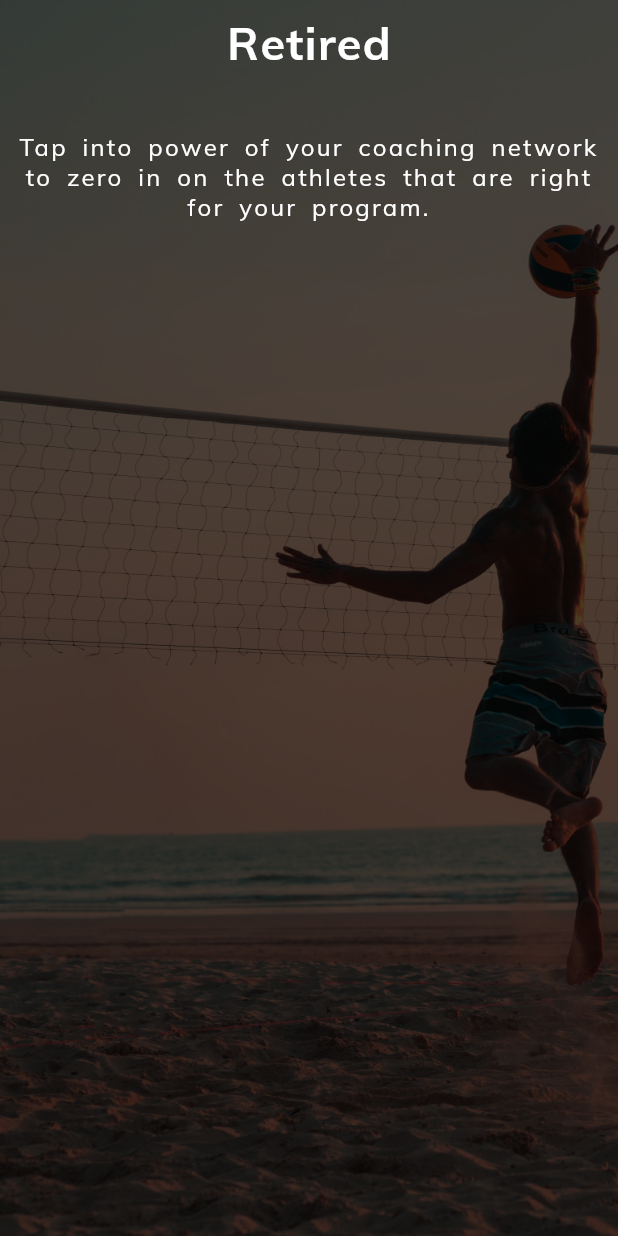
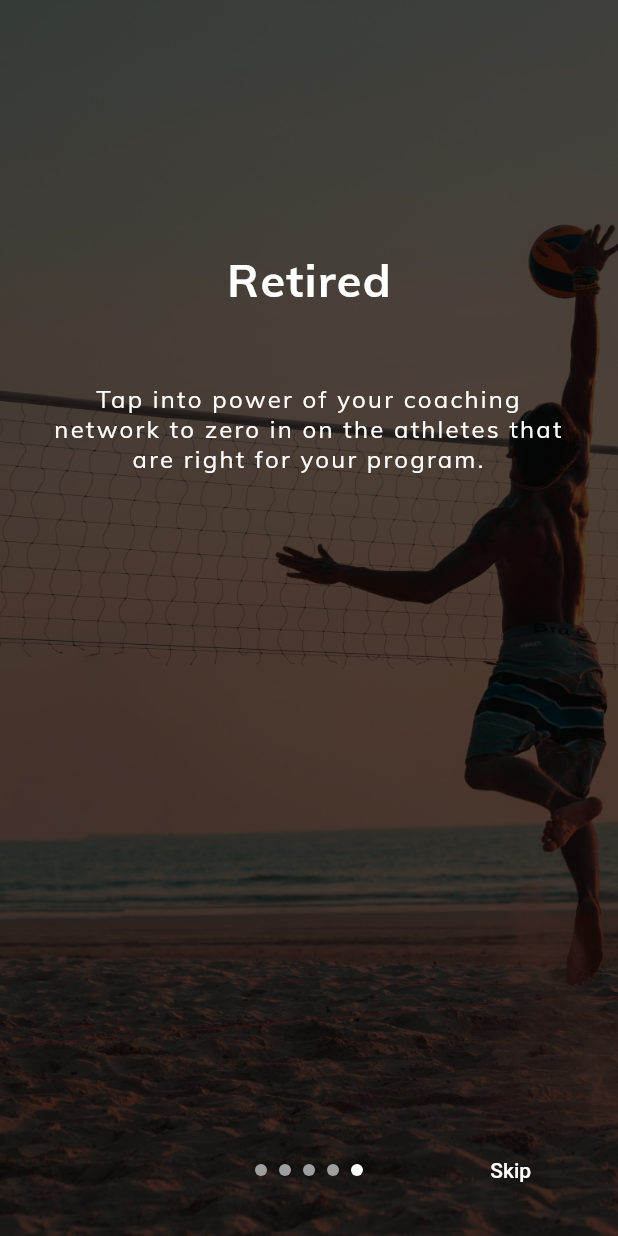
Before and after one commit to Sarbjyotsingh/athlete_platform, a Flutter app: the screen it shows after launch, swiped to page 5, on a phone screen of 412 x 824 dp. Run offline on Flutter 3.47's test engine with Material 2 defaults, Android fonts, the light colour scheme and no system bars; drawn by our look-alikes of carousel_slider, intro_slider.

Commit message:
second commit

```diff
--- a/lib/Screens/menu_bar.dart
+++ b/lib/Screens/menu_bar.dart
@@ -1,6 +1,7 @@
 import 'package:athlete_platform/utilities/constant.dart';
-import 'package:carousel_slider/carousel_slider.dart';
 import 'package:flutter/material.dart';
+import 'package:intro_slider/intro_slider.dart';
+import 'package:intro_slider/slide_object.dart';
 
 class MenuBar extends StatefulWidget {
   @override
@@ -8,78 +9,64 @@ class MenuBar extends StatefulWidget {
 }
 
 class _MenuBarState extends State<MenuBar> {
-  List<Widget> scrollItem = [
-    Column(
-      children: <Widget>[
-        Text(
+  List<Slide> slides = [
+    Slide(
+      centerWidget: Text(
         'Athlete',
         style: kHeadingTextStyle,
       ),
-        SizedBox(height: 40.0),
-        Text(
+      styleTitle: kHeadingTextStyle,
+      backgroundColor: Colors.transparent,
+      description:
           'Tap into power of your coaching network to zero in on the athletes that are right for your program.',
-          textAlign: TextAlign.center,
-          style: kDescriptionTextStyle,
+      styleDescription: kDescriptionTextStyle,
     ),
-      ],
-    ),
-    Column(
-      children: <Widget>[
-        Text(
-          'Coach / Recruiter',
+    Slide(
+      centerWidget: Text(
+        'Coach/Recruiter',
         style: kHeadingTextStyle,
       ),
-        SizedBox(height: 40.0),
-        Text(
+      styleTitle: kHeadingTextStyle,
+      backgroundColor: Colors.transparent,
+      description:
           'Tap into power of your coaching network to zero in on the athletes that are right for your program.',
-          textAlign: TextAlign.center,
-          style: kDescriptionTextStyle,
+      styleDescription: kDescriptionTextStyle,
     ),
-      ],
-    ),
-    Column(
-      children: <Widget>[
-        Text(
+    Slide(
+      centerWidget: Text(
         'Refree',
         style: kHeadingTextStyle,
       ),
-        SizedBox(height: 40.0),
-        Text(
+      styleTitle: kHeadingTextStyle,
+      backgroundColor: Colors.transparent,
+      description:
           'Tap into power of your coaching network to zero in on the athletes that are right for your program.',
-          textAlign: TextAlign.center,
-          style: kDescriptionTextStyle,
+      styleDescription: kDescriptionTextStyle,
     ),
-      ],
-    ),
-    Column(
-      children: <Widget>[
-        Text(
+    Slide(
+      centerWidget: Text(
         'Association',
         style: kHeadingTextStyle,
       ),
-        SizedBox(height: 40.0),
-        Text(
+      styleTitle: kHeadingTextStyle,
+      backgroundColor: Colors.transparent,
+      description:
           'Tap into power of your coaching network to zero in on the athletes that are right for your program.',
-          textAlign: TextAlign.center,
-          style: kDescriptionTextStyle,
+      styleDescription: kDescriptionTextStyle,
     ),
-      ],
-    ),
-    Column(
-      children: <Widget>[
-        Text(
+    Slide(
+      centerWidget: Text(
         'Retired',
         style: kHeadingTextStyle,
       ),
-        SizedBox(height: 40.0),
-        Text(
+      styleTitle: kHeadingTextStyle,
+      backgroundColor: Colors.transparent,
+      description:
           'Tap into power of your coaching network to zero in on the athletes that are right for your program.',
-          textAlign: TextAlign.center,
-          style: kDescriptionTextStyle,
-        ),
-      ],
+      styleDescription: kDescriptionTextStyle,
     ),
   ];
+
   @override
   Widget build(BuildContext context) {
     return Scaffold(
@@ -103,12 +90,18 @@ class _MenuBarState extends State<MenuBar> {
           ),
         ),
         child: SafeArea(
-          child: Container(
-            child: CarouselSlider(
-              height: double.infinity,
-              items: scrollItem,
-              viewportFraction: 1.0,
+          child: Stack(
+            children: <Widget>[
+              Container(
+                child: IntroSlider(
+                  slides: slides,
+                  colorDot: Colors.grey,
+                  isShowSkipBtn: false,
+                  nameDoneBtn: 'Skip',
+                  colorActiveDot: Colors.white,
                 ),
+              ),
+            ],
           ),
         ),
       ),
--- a/lib/utilities/constant.dart
+++ b/lib/utilities/constant.dart
@@ -12,7 +12,6 @@ const kDescriptionTextStyle = TextStyle(
   fontFamily: 'Muli',
   fontSize: 16.0,
   letterSpacing: 1.5,
-  wordSpacing: 4.2,
 );
 
 const kTransparentBackgroundColor = Color(0xFF1AFFFFFF);
--- a/pubspec.yaml
+++ b/pubspec.yaml
@@ -12,7 +12,8 @@ dependencies:
 
   cupertino_icons: ^0.1.2
 
-  carousel_slider: ^1.4.1
+  intro_slider: ^2.2.8
+
 
 dev_dependencies:
   flutter_test:
```
Also changed, not shown: pubspec.lock. Lines whose indentation alone changed are shown as unchanged.
